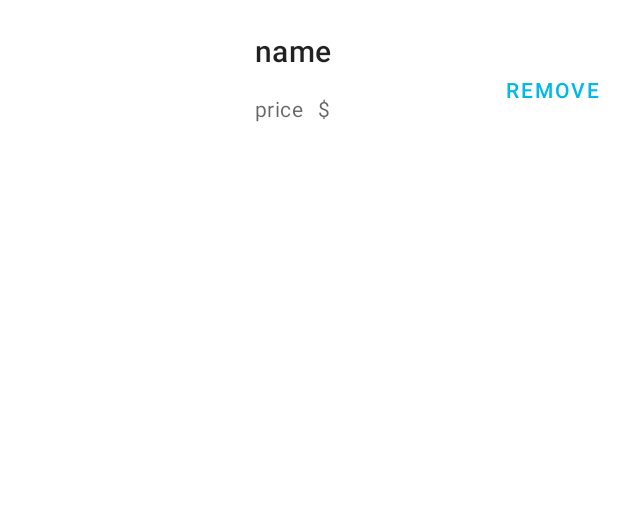
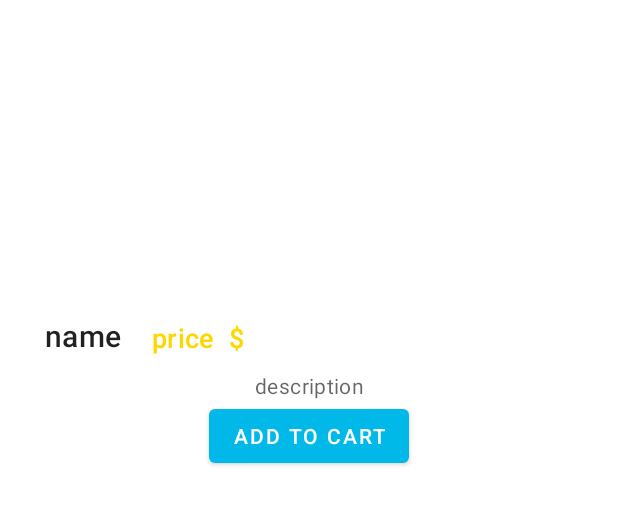
Before and after one commit to ahmedmlaouhia/LegendsPocket, an Android app: the layout product_card.xml on its own in the app's theme, with its tools: preview values and no code run, on a phone screen of 412 x 824 dp. Shown: the top 505 px of the screen. Run offline under Robolectric (Android 15) with nearby library versions, the phone set to English and light mode, and no system bars.

Commit message:
completed recyclerView without image

```diff
--- a/app/build.gradle
+++ b/app/build.gradle
@@ -51,4 +51,8 @@ dependencies {
     implementation platform('com.google.firebase:firebase-bom:29.0.0')
     implementation 'com.google.firebase:firebase-analytics'
     implementation 'com.google.firebase:firebase-storage'
+    implementation 'com.firebaseui:firebase-ui-database:8.0.0'
+    implementation 'de.hdodenhof:circleimageview:3.1.0'
+    implementation 'com.squareup.picasso:picasso:2.71828'
+    implementation 'com.ms-square:expandableTextView:0.1.4'
 }
--- a/app/src/main/res/layout/fragment_first.xml
+++ b/app/src/main/res/layout/fragment_first.xml
@@ -6,4 +6,9 @@
     android:layout_height="match_parent"
     tools:context=".firstF">
 
+    <androidx.recyclerview.widget.RecyclerView
+        android:id="@+id/recyclerView"
+        android:padding="15dp"
+        android:layout_width="match_parent"
+        android:layout_height="match_parent" />
 </FrameLayout>
--- a/app/src/main/res/layout/product_card.xml
+++ b/app/src/main/res/layout/product_card.xml
@@ -3,60 +3,79 @@
     xmlns:app="http://schemas.android.com/apk/res-auto"
     xmlns:tools="http://schemas.android.com/tools"
     android:layout_width="match_parent"
-    android:layout_height="wrap_content">
+    android:layout_height="wrap_content"
+    android:layout_margin="10dp"
+    android:paddingBottom="10dp">
 
-        <ImageView
-            android:id="@+id/image"
-            android:layout_width="150dp"
-            android:layout_height="120dp"
-            android:scaleType="centerCrop"
-            tools:ignore="MissingConstraints" />
-
+    <ImageView
+        android:id="@+id/image"
+        android:layout_width="180dp"
+        android:layout_height="180dp"
+        android:contentDescription="product image"
+        android:scaleType="centerCrop"
+        app:layout_constraintEnd_toEndOf="parent"
+        app:layout_constraintStart_toStartOf="parent"
+        tools:ignore="MissingConstraints"/>
 
     <TextView
         android:id="@+id/name"
         android:layout_width="wrap_content"
         android:layout_height="wrap_content"
-        android:layout_marginBottom="15dp"
+        android:layout_marginStart="20dp"
+        android:layout_marginTop="20dp"
         android:text="name"
         android:textAppearance="?attr/textAppearanceHeadline6"
-        app:layout_constraintTop_toTopOf="parent"
-        android:layout_marginTop="20dp"
-        app:layout_constraintStart_toStartOf="@+id/price"
+        app:layout_constraintStart_toStartOf="parent"
+        app:layout_constraintTop_toBottomOf="@id/image"
         tools:ignore="MissingConstraints" />
 
     <TextView
         android:id="@+id/price"
         android:layout_width="wrap_content"
         android:layout_height="wrap_content"
-        android:layout_marginLeft="20dp"
-        android:layout_marginTop="15dp"
+        android:layout_marginStart="20dp"
         android:text="price"
-        app:layout_constraintTop_toBottomOf="@id/name"
-        android:textAppearance="?attr/textAppearanceBody2"
-        android:textColor="?android:attr/textColorSecondary"
-        app:layout_constraintStart_toEndOf="@+id/image"
+        android:textAppearance="?attr/textAppearanceHeadline6"
+        android:textColor="#FFD700"
+        android:textSize="18sp"
+        app:layout_constraintBottom_toBottomOf="@id/name"
+        app:layout_constraintStart_toEndOf="@+id/name"
         tools:ignore="MissingConstraints" />
 
     <TextView
+        android:id="@+id/dollar"
         android:layout_width="wrap_content"
         android:layout_height="wrap_content"
+        android:layout_marginStart="10dp"
         android:text="$"
+        android:textAppearance="?attr/textAppearanceHeadline6"
+        android:textColor="#FFD700"
+        android:textSize="18sp"
+        app:layout_constraintBottom_toBottomOf="@id/price"
+        app:layout_constraintStart_toEndOf="@+id/price"
+        tools:ignore="MissingConstraints" />
+
+    <TextView
+        android:id="@+id/desc"
+        android:layout_width="wrap_content"
+        android:layout_height="wrap_content"
+        android:layout_marginTop="10dp"
+        android:text="description"
         android:textAppearance="?attr/textAppearanceBody2"
         android:textColor="?android:attr/textColorSecondary"
-        app:layout_constraintStart_toEndOf="@+id/price"
-        app:layout_constraintTop_toTopOf="@+id/price"
-        android:layout_marginLeft="10dp"
-        tools:ignore="MissingConstraints"/>
+        app:layout_constraintEnd_toEndOf="parent"
+        app:layout_constraintStart_toStartOf="parent"
+        app:layout_constraintTop_toBottomOf="@id/name"
+        tools:ignore="MissingConstraints" />
+
 
     <com.google.android.material.button.MaterialButton
         android:id="@+id/remove"
-        style="?attr/borderlessButtonStyle"
         android:layout_width="wrap_content"
         android:layout_height="wrap_content"
-        android:text="remove"
-        app:layout_constraintBottom_toBottomOf="parent"
+        android:text="add to cart"
         app:layout_constraintEnd_toEndOf="parent"
-        app:layout_constraintTop_toTopOf="parent"
-        tools:ignore="MissingConstraints" />
+        app:layout_constraintStart_toStartOf="parent"
+        app:layout_constraintTop_toBottomOf="@id/desc"
+        tools:ignore="MissingConstraints"/>
 </androidx.constraintlayout.widget.ConstraintLayout>
```
Also changed, not shown: app/src/main/java/com/example/myapplication/Product.java (+9 -0 lines), app/src/main/java/com/example/myapplication/ProductAdapter.java (+18 -33 lines), app/src/main/java/com/example/myapplication/firstF.java (+30 -0 lines), app/src/main/java/com/example/myapplication/fourthF.java (+3 -32 lines).
